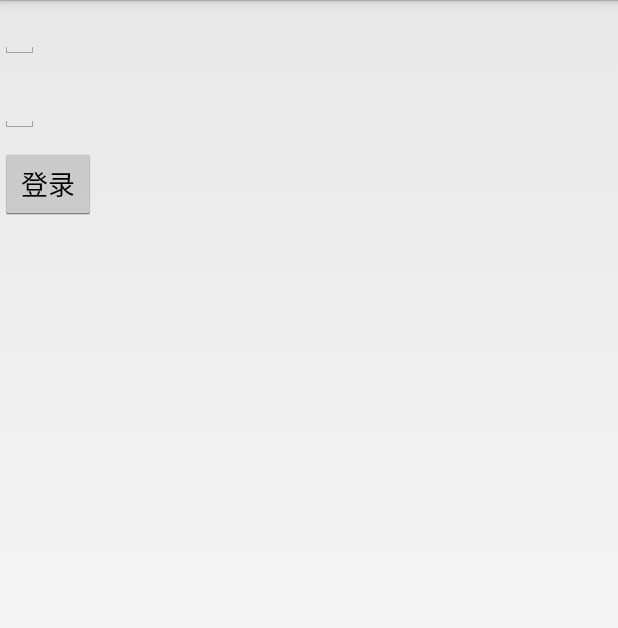
After one commit to sc1992/test, an Android app: the layout test.xml on its own in the app's theme, with its tools: preview values and no code run, on a phone screen of 412 x 824 dp. The commit adds this screen. Shown: the top 628 px of the screen. Run offline under Robolectric (Android 15) with nearby library versions, the phone set to English and light mode, and no system bars.

Commit message:
mvp简单小例子。

```diff
--- a/app/build.gradle
+++ b/app/build.gradle
@@ -2,11 +2,11 @@ apply plugin: 'com.android.application'
 
 android {
     compileSdkVersion 20
-    buildToolsVersion "22.0.1"
+    buildToolsVersion '25.0.0'
 
     defaultConfig {
         applicationId "com.example.sc.myapplication"
-        minSdkVersion 11
+        minSdkVersion 16
         targetSdkVersion 20
         versionCode 1
         versionName "1.0"
--- a/app/src/main/AndroidManifest.xml
+++ b/app/src/main/AndroidManifest.xml
@@ -1,6 +1,6 @@
 <?xml version="1.0" encoding="utf-8"?>
 <manifest xmlns:android="http://schemas.android.com/apk/res/android"
-    package="com.example.sc.myapplication" >
+    package="com.example.sc" >
 
     <application
         android:allowBackup="true"
@@ -8,7 +8,7 @@
         android:label="@string/app_name"
         android:theme="@style/AppTheme" >
         <activity
-            android:name=".MainActivity"
+            android:name=".mvp.view.TestActivity"
             android:label="@string/app_name" >
             <intent-filter>
                 <action android:name="android.intent.action.MAIN" />
--- a/app/src/main/java/com/example/sc/adapter/AutoAdapter.java
+++ b/app/src/main/java/com/example/sc/adapter/AutoAdapter.java
@@ -7,7 +7,8 @@ import android.view.ViewGroup;
 import android.widget.BaseAdapter;
 import android.widget.TextView;
 
-import com.example.sc.myapplication.R;
+
+import com.example.sc.R;
 
 import java.util.ArrayList;
 import java.util.List;
--- /dev/null
+++ b/app/src/main/res/layout/test.xml
@@ -0,0 +1,29 @@
+<?xml version="1.0" encoding="utf-8"?>
+<LinearLayout xmlns:android="http://schemas.android.com/apk/res/android"
+    android:orientation="vertical"
+    android:layout_width="match_parent"
+    android:layout_height="match_parent"
+    >
+
+    <EditText
+        android:id="@+id/et_userName"
+        android:layout_width="wrap_content"
+        android:layout_height="wrap_content"
+        />
+
+    <EditText
+        android:id="@+id/et_password"
+        android:layout_width="wrap_content"
+        android:layout_height="wrap_content"
+        android:layout_marginTop="10dp"
+        />
+
+    <Button
+        android:id="@+id/btn_login"
+        android:layout_width="wrap_content"
+        android:layout_height="wrap_content"
+        android:layout_marginTop="10dp"
+        android:text="登录"
+        />
+
+</LinearLayout>
```
Also changed, not shown: app/src/main/java/com/example/sc/mvp/model/user.java (added, +36 -0 lines), app/src/main/java/com/example/sc/mvp/presenter/BasePresenter.java (added, +17 -0 lines), app/src/main/java/com/example/sc/mvp/presenter/MainPresenter.java (added, +14 -0 lines), app/src/main/java/com/example/sc/mvp/presenter/MainPresenterIml.java (added, +35 -0 lines), app/src/main/java/com/example/sc/mvp/presenter/OtherPresenter.java (added, +13 -0 lines), app/src/main/java/com/example/sc/mvp/presenter/OtherPresenterIml.java (added, +27 -0 lines), app/src/main/java/com/example/sc/mvp/view/IBaseView.java (added, +14 -0 lines), app/src/main/java/com/example/sc/mvp/view/OtherActivity.java (added, +18 -0 lines), app/src/main/java/com/example/sc/mvp/view/OtherBaseView.java (added, +11 -0 lines), app/src/main/java/com/example/sc/mvp/view/TestActivity.java (added, +72 -0 lines), app/src/main/java/com/example/sc/myapplication/MainActivity.java (+62 -0 lines), app/src/main/java/com/example/sc/viewmodel/ProjectViewModel.java (+24 -24 lines), app/src/main/res/layout/activity_main.xml (+18 -1 lines).
